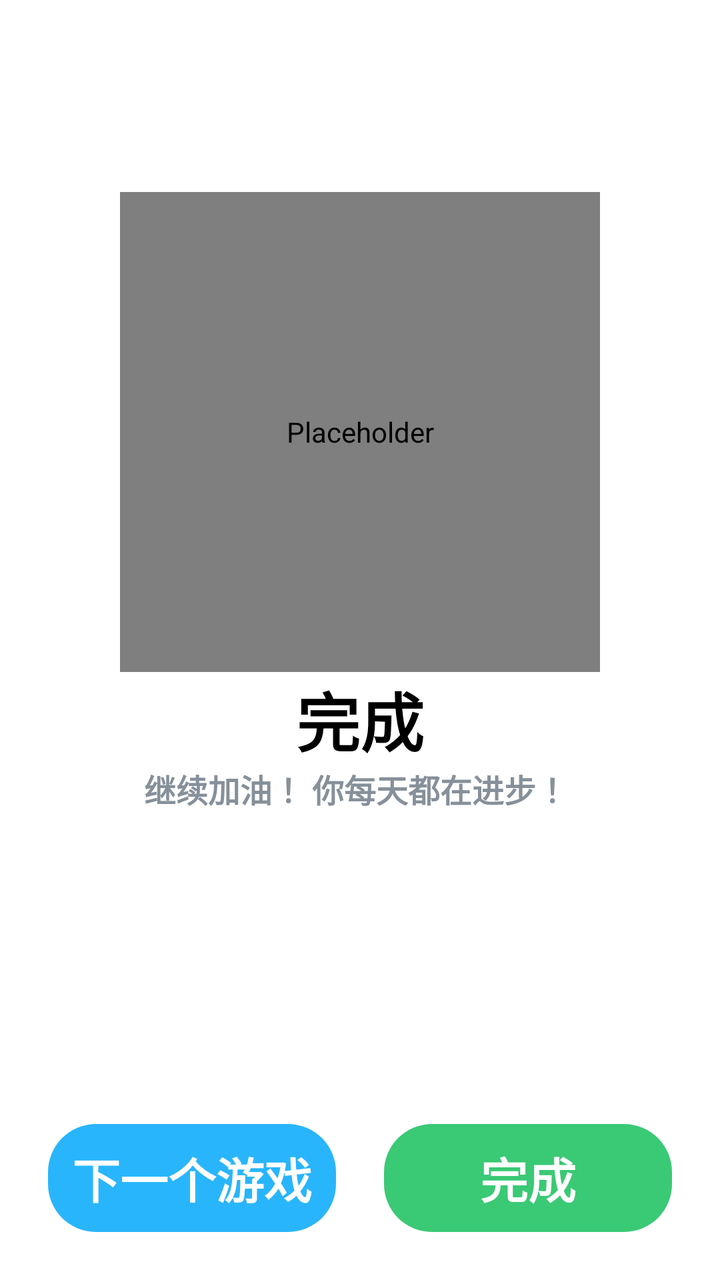
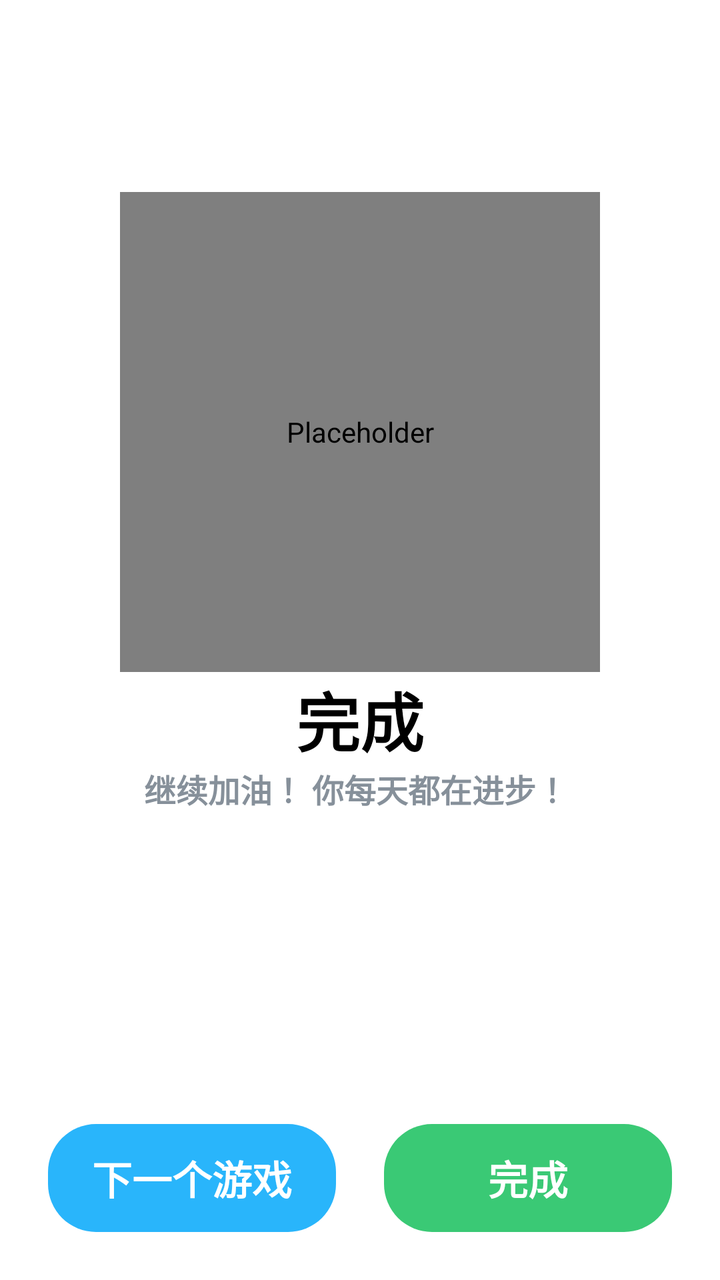

Compare the two renders of this Android layout. The source of the first and the diff that turns it into the second are given below.
<!-- AndroidManifest.xml: application theme Theme.MathGameMini -->
<!-- res/layout/activity_result.xml -->
<?xml version="1.0" encoding="utf-8"?>
<LinearLayout xmlns:android="http://schemas.android.com/apk/res/android"
    xmlns:app="http://schemas.android.com/apk/res-auto"
    xmlns:tools="http://schemas.android.com/tools"
    android:layout_width="match_parent"
    android:layout_height="match_parent"
    android:background="@color/white"
    android:orientation="vertical">


<View
    android:id="@+id/top_space"
    android:layout_width="match_parent"
    android:layout_height="0dp"
    android:background="@color/white"/>

    <LinearLayout
        android:layout_width="match_parent"
        android:layout_height="0dp"
        android:layout_weight="1"
        android:layout_marginTop="@dimen/dp_96"
        android:gravity="center_horizontal"
        android:orientation="vertical">


        <com.airbnb.lottie.LottieAnimationView
            android:id="@+id/lav_crown"
            android:layout_width="240dp"
            android:layout_height="240dp"
            android:contentDescription="@null"
            app:lottie_fileName="lottie_premium.json"
            app:lottie_autoPlay="true"
            android:scaleType="fitCenter"/>

        <TextView
           android:id="@+id/tv_over_title"
           android:layout_width="wrap_content"
           android:layout_height="wrap_content"
           android:textStyle="bold"
           android:textColor="@color/black"
           android:text="完成"
           android:textSize="@dimen/sp_32"
           android:fontFamily="@font/font_num"/>

        <TextView
            android:id="@+id/tv_jiayou"
            android:layout_width="wrap_content"
            android:layout_height="wrap_content"
            android:textSize="@dimen/sp_16"
            android:text="继续加油 ！你每天都在进步 ！"
            android:textStyle="bold"
            android:textColor="#ff86909A"/>

        
        <Space
            android:layout_width="match_parent"
            android:layout_height="0dp"
            android:layout_weight="1" />

        <LinearLayout
            android:layout_width="match_parent"
            android:layout_height="wrap_content"
            android:layout_marginBottom="@dimen/dp_24"
            android:orientation="horizontal">

            <TextView
                android:id="@+id/btn_next_level"
                android:layout_width="0dp"
                android:layout_height="54dp"
                android:layout_weight="1"
                android:layout_marginStart="@dimen/dp_24"
                android:layout_marginEnd="@dimen/dp_24"
                android:background="@drawable/bg_next_level"
                android:text="下一个游戏"
                android:textColor="@color/white"
                android:textStyle="bold"
                android:textSize="@dimen/sp_24"
                android:fontFamily="@font/font_num"
                android:gravity="center"/>

            <TextView
                android:id="@+id/btn_ok"
                android:layout_width="0dp"
                android:layout_height="54dp"
                android:layout_weight="1"
                android:layout_marginEnd="@dimen/dp_24"
                android:background="@drawable/bg_key_ok"
                android:text="完成"
                android:textColor="@color/white"
                android:textSize="@dimen/sp_24"
                android:textStyle="bold"
                android:fontFamily="@font/font_num"
                android:gravity="center"/>


        </LinearLayout>



    </LinearLayout>

    
    <View
        android:id="@+id/bottom_space"
        android:layout_width="match_parent"
        android:layout_height="0dp"
        android:background="@color/white" />

</LinearLayout>
<!-- resources referenced by this layout -->
<resources>
  <color name="black">#FF000000</color>
  <color name="white">#FFFFFFFF</color>
  <dimen name="dp_24">24dp</dimen>
  <dimen name="dp_96">96dp</dimen>
  <dimen name="sp_16">16sp</dimen>
  <dimen name="sp_24">24sp</dimen>
  <dimen name="sp_32">32sp</dimen>
  <!-- drawable bg_key_ok (drawable) -->
  <?xml version="1.0" encoding="utf-8"?>
  <ripple xmlns:android="http://schemas.android.com/apk/res/android"
      android:color="#20000000">
      <item>
          <shape android:shape="rectangle">
              <solid android:color="@color/level_green"/>
              <corners android:radius="@dimen/dp_24"/>
          </shape>
      </item>
  
  
  </ripple>
  <!-- drawable bg_next_level (drawable) -->
  <?xml version="1.0" encoding="utf-8"?>
  <shape xmlns:android="http://schemas.android.com/apk/res/android"
      android:shape="rectangle">
     <solid android:color="#ff29B5FB"/>
      <corners android:radius="24dp" />
  </shape>
  <style name="Theme.MathGameMini" parent="Base.Theme.MathGameMini" />
  <color name="level_green">#FF3AC975</color>
  <style name="Base.Theme.MathGameMini" parent="Theme.Material3.DayNight.NoActionBar">
          
          
      </style>
</resources>

<!-- the commit's change to res/layout/activity_result.xml (unified diff, before → after) -->
@@ -30,6 +30,7 @@
             android:contentDescription="@null"
             app:lottie_fileName="lottie_premium.json"
             app:lottie_autoPlay="true"
+            app:lottie_loop="true"
             android:scaleType="fitCenter"/>
 
         <TextView
@@ -74,7 +75,7 @@
                 android:text="下一个游戏"
                 android:textColor="@color/white"
                 android:textStyle="bold"
-                android:textSize="@dimen/sp_24"
+                android:textSize="@dimen/sp_20"
                 android:fontFamily="@font/font_num"
                 android:gravity="center"/>
 
@@ -87,7 +88,7 @@
                 android:background="@drawable/bg_key_ok"
                 android:text="完成"
                 android:textColor="@color/white"
-                android:textSize="@dimen/sp_24"
+                android:textSize="@dimen/sp_20"
                 android:textStyle="bold"
                 android:fontFamily="@font/font_num"
                 android:gravity="center"/>
<!-- resource entries referenced after the edit -->
@@ -5,7 +5,7 @@
   <dimen name="dp_24">24dp</dimen>
   <dimen name="dp_96">96dp</dimen>
   <dimen name="sp_16">16sp</dimen>
-  <dimen name="sp_24">24sp</dimen>
+  <dimen name="sp_20">20sp</dimen>
   <dimen name="sp_32">32sp</dimen>
   <!-- drawable bg_key_ok (drawable) -->
   <?xml version="1.0" encoding="utf-8"?>
